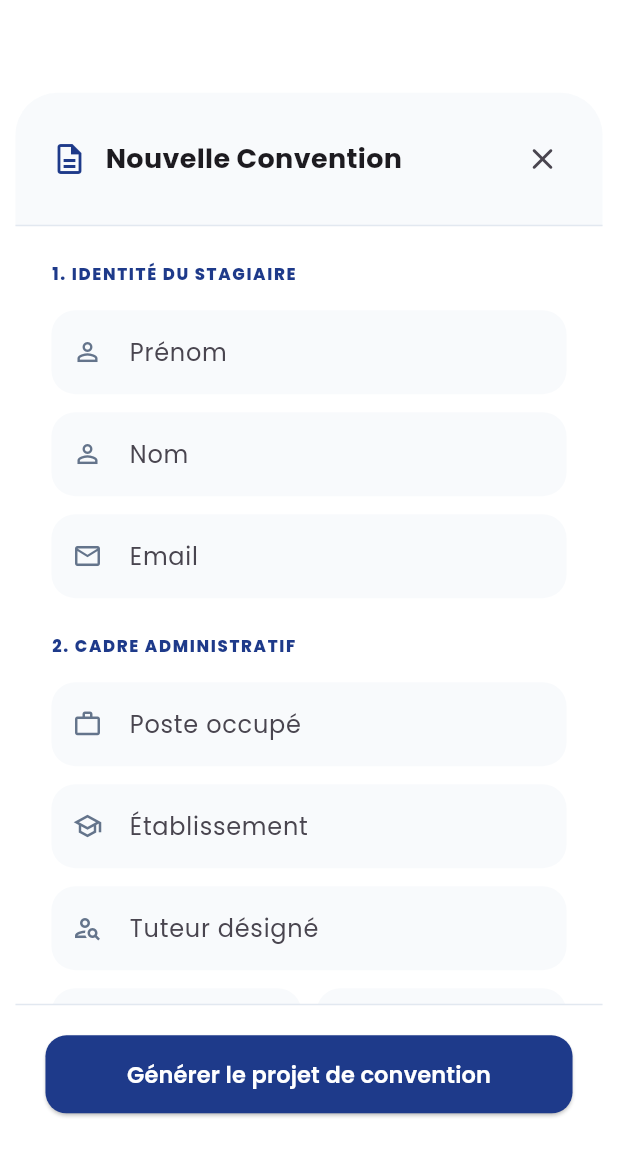
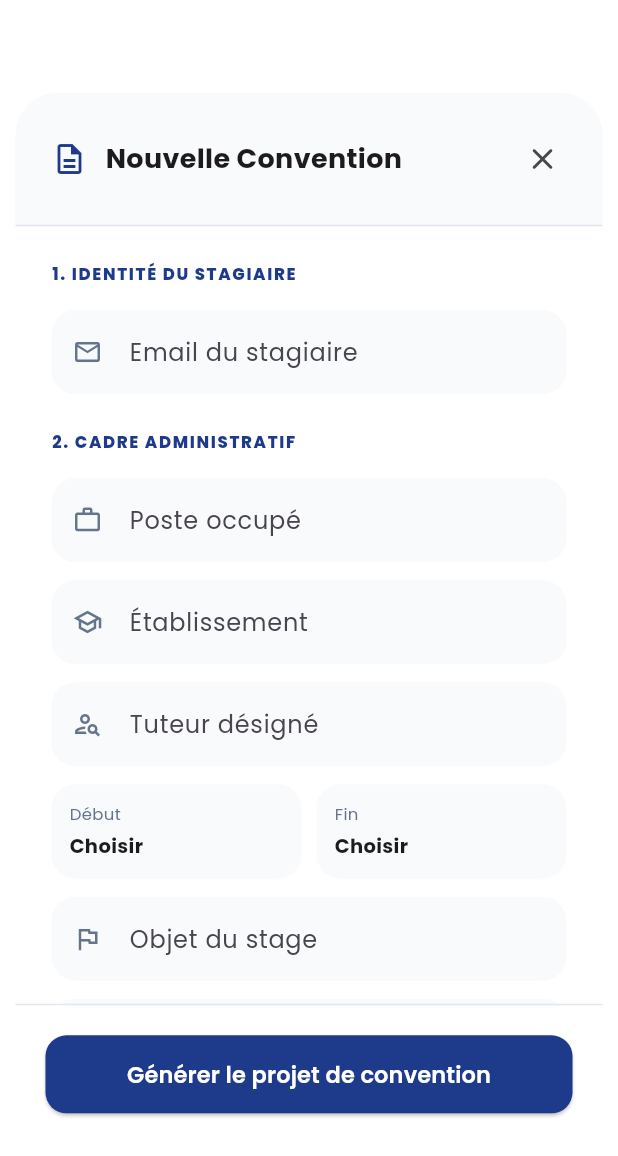
Before and after one commit to NAMBO-ADJI-M/plateformes_stagiaires, a Flutter app: the AddStagiaireDialog screen opened directly, on a phone screen of 412 x 824 dp. Shown: the top 1156 px of the screen. Run offline on Flutter 3.47's test engine with Material 3 defaults, Android fonts, the phone set to English and light mode, and no system bars; our stand-ins replace connectivity_plus, flutter_local_notifications, flutter_map, flutter_secure_storage, geocoding, geolocator and 5 more; missing offline and left inert: geofence_service; accounts and stored records are empty.

Commit message:
mis à jour

```diff
--- a/lib/features/screens/tuteur/liste_stagiaires_screen.dart
+++ b/lib/features/screens/tuteur/liste_stagiaires_screen.dart
@@ -132,15 +132,20 @@ class _ListeStagiairesScreenState extends State<ListeStagiairesScreen> {
                           const SizedBox(height: 12),
                           ..._disponibles.map((item) {
                             final stagiaire = item['stagiaire'] ?? {};
+                            final String email = stagiaire['email'] ?? 'Sans email';
+                            final String displayName = (stagiaire['prenom'] != null && stagiaire['nom'] != null)
+                                ? '${stagiaire['prenom']} ${stagiaire['nom']}'
+                                : email;
+
                             return Padding(
                               padding: const EdgeInsets.only(bottom: 12),
                               child: StagiaireTile(
-                                name: '${stagiaire['prenom'] ?? ''} ${stagiaire['nom'] ?? ''}',
-                                role: 'En recherche de stage',
+                                name: displayName,
+                                role: 'Inscrit sur StageLink',
                                 progress: 0.0,
-                                status: 'Nouveau',
+                                status: 'Disponible',
                                 statusColor: ColorConstants.primary,
-                                avatarUrl: 'https://i.pravatar.cc/150?u=${stagiaire['id']}',
+                                avatarUrl: stagiaire['photo_profil_url'] ?? 'https://i.pravatar.cc/150?u=$email',
                                 autoStatut: 'DISPONIBLE',
                                 onDemanderSuivi: () => _demanderAcces(item),
                               ),
--- a/lib/features/screens/tuteur/widgets/add_stagiaire_dialog.dart
+++ b/lib/features/screens/tuteur/widgets/add_stagiaire_dialog.dart
@@ -25,15 +25,11 @@ class _AddStagiaireDialogState extends State<AddStagiaireDialog> {
   final _formKey = GlobalKey<FormState>();
 
   // 1. Identité Stagiaire
-  late final TextEditingController _nomCtrl;
-  late final TextEditingController _prenomCtrl;
   late final TextEditingController _emailCtrl;
 
   @override
   void initState() {
     super.initState();
-    _nomCtrl = TextEditingController(text: widget.initialNom);
-    _prenomCtrl = TextEditingController(text: widget.initialPrenom);
     _emailCtrl = TextEditingController(text: widget.initialEmail);
   }
 
@@ -93,8 +89,6 @@ class _AddStagiaireDialogState extends State<AddStagiaireDialog> {
     setState(() => _isLoading = true);
     try {
       final Map<String, dynamic> data = {
-        'nom': _nomCtrl.text.trim(),
-        'prenom': _prenomCtrl.text.trim(),
         'email': _emailCtrl.text.trim(),
         'poste': _posteCtrl.text.trim(),
         'date_debut': DateFormat('yyyy-MM-dd').format(_dateDebut!),
@@ -188,11 +182,7 @@ class _AddStagiaireDialogState extends State<AddStagiaireDialog> {
                       crossAxisAlignment: CrossAxisAlignment.start,
                       children: [
                         _sectionTitle('1. Identité du Stagiaire'),
-                        _buildField('Prénom', _prenomCtrl, Icons.person_outline),
-                        const SizedBox(height: 12),
-                        _buildField('Nom', _nomCtrl, Icons.person_outline),
-                        const SizedBox(height: 12),
-                        _buildField('Email', _emailCtrl, Icons.email_outlined, keyboardType: TextInputType.emailAddress),
+                        _buildField('Email du stagiaire', _emailCtrl, Icons.email_outlined, keyboardType: TextInputType.emailAddress),
 
                         const SizedBox(height: 24),
                         _sectionTitle('2. Cadre Administratif'),
```
Also changed, not shown: lib/features/screens/student/home_screen.dart (+9 -6 lines).
